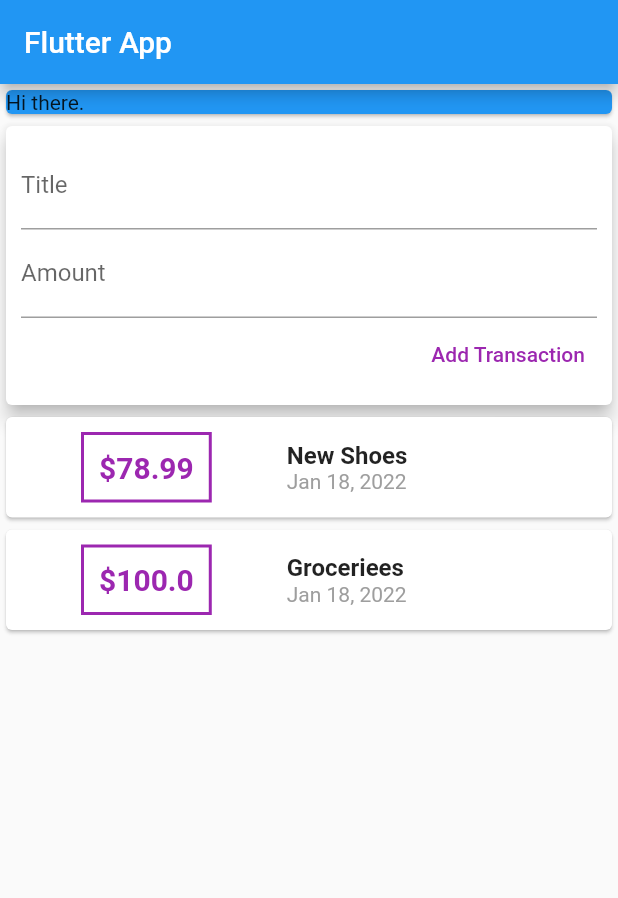
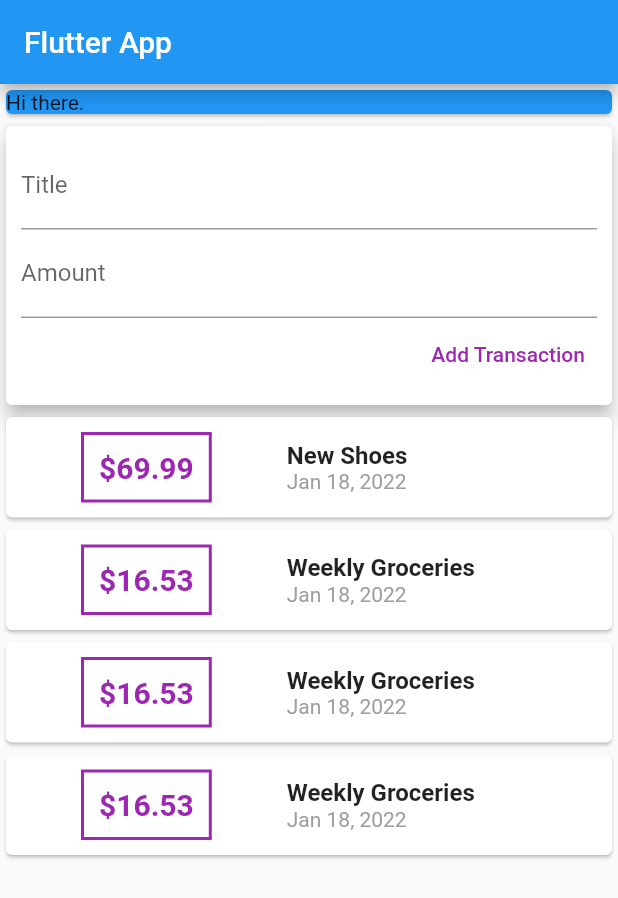
Before and after one commit to jacoberick/Finance-App, a Flutter app: the screen it shows after launch, on a phone screen of 412 x 824 dp. Shown: the top 898 px of the screen. Run offline on Flutter 3.47's test engine with Material 2 defaults, Android fonts, the phone set to English and light mode, and no system bars.

Commit message:
made transaction list scrollable with ListView widget

```diff
--- a/lib/main.dart
+++ b/lib/main.dart
@@ -1,7 +1,6 @@
+import 'package:finance_app/widgets/user_transactions.dart';
 import "package:flutter/material.dart";
-import 'package:intl/intl.dart';
-
-import './transaction.dart';
+import './widgets/user_transactions.dart';
 
 void main() => runApp(const MyApp());
 
@@ -10,7 +9,7 @@ class MyApp extends StatelessWidget {
 
   @override
   Widget build(BuildContext context) {
-    return MaterialApp(
+    return const MaterialApp(
         debugShowCheckedModeBanner: false,
         title: 'Flutter App',
         home: MyHomePage());
@@ -18,18 +17,7 @@ class MyApp extends StatelessWidget {
 }
 
 class MyHomePage extends StatelessWidget {
-  MyHomePage({Key? key}) : super(key: key);
-
-  final List<Transaction> transactions = [
-    Transaction(
-        id: 't1', title: 'New Shoes', amount: 78.99, date: DateTime.now()),
-    Transaction(
-        id: 't2', title: 'Groceriees', amount: 100.00, date: DateTime.now())
-  ];
-  // String? titleInput;
-  // String? amountInput;
-  final titleController = TextEditingController();
-  final amountController = TextEditingController();
+  const MyHomePage({Key? key}) : super(key: key);
 
   @override
   Widget build(BuildContext context) {
@@ -37,87 +25,21 @@ class MyHomePage extends StatelessWidget {
       appBar: AppBar(
         title: const Text('Flutter App'),
       ),
-        body: Column(
+      body: SingleChildScrollView(
+        child: Column(
           crossAxisAlignment: CrossAxisAlignment.stretch,
-          children: [
-            const SizedBox(
+          children: const [
+            SizedBox(
               width: double.infinity,
               child: Card(
                 color: Colors.blue,
                 child: Text('Hi there.'),
               ),
             ),
-            // ADD TRANSACTION SECTION
-            Card(
-              elevation: 5,
-              child: Container(
-                padding: const EdgeInsets.all(10),
-                child: Column(
-                  crossAxisAlignment: CrossAxisAlignment.end,
-                  children: [
-                    TextField(
-                      decoration: const InputDecoration(labelText: 'Title'),
-                      controller: titleController,
-                      // onChanged: (val) {
-                      //   titleInput = val;
-                      // },
-                    ),
-                    TextField(
-                      decoration: const InputDecoration(labelText: 'Amount'),
-                      controller: amountController,
-                      // onChanged: (val) {
-                      //   amountInput = val;
-                      // },
-                    ),
-                    TextButton(
-                      style: TextButton.styleFrom(primary: Colors.purple),
-                      onPressed: () => print(titleController.text),
-                      child: const Text('Add Transaction'),
-                    )
+            UserTransactions()
           ],
         ),
       ),
-            ),
-            // TRANSACTION MAP SECTION
-            Column(
-              children: transactions.map((tx) {
-                return Card(
-                  child: Row(
-                    children: [
-                      Container(
-                        margin: const EdgeInsets.symmetric(
-                            vertical: 10, horizontal: 50),
-                        decoration: BoxDecoration(
-                            border: Border.all(color: Colors.purple, width: 2)),
-                        padding: const EdgeInsets.all(10),
-                        child: Text(
-                          '\$${tx.amount}',
-                          style: const TextStyle(
-                              fontWeight: FontWeight.bold,
-                              fontSize: 20,
-                              color: Colors.purple),
-                        ),
-                      ),
-                      Column(
-                        crossAxisAlignment: CrossAxisAlignment.start,
-                        children: [
-                          Text(
-                            tx.title,
-                            style: const TextStyle(
-                                fontSize: 16, fontWeight: FontWeight.bold),
-                          ),
-                          Text(
-                            DateFormat().add_yMMMd().format(tx.date),
-                            style: const TextStyle(color: Colors.grey),
-                          ),
-                        ],
-                      )
-                    ],
-                  ),
     );
-              }).toList(),
-            ),
-          ],
-        ));
   }
 }
--- /dev/null
+++ b/lib/widgets/new_transaction.dart
@@ -0,0 +1,46 @@
+import 'package:flutter/material.dart';
+
+class NewTransaction extends StatelessWidget {
+  final Function addTx;
+  final titleController = TextEditingController();
+  final amountController = TextEditingController();
+
+  NewTransaction(this.addTx, {Key? key}) : super(key: key);
+
+  @override
+  Widget build(BuildContext context) {
+    return Card(
+      elevation: 5,
+      child: Container(
+        padding: const EdgeInsets.all(10),
+        child: Column(
+          crossAxisAlignment: CrossAxisAlignment.end,
+          children: <Widget>[
+            TextField(
+              decoration: const InputDecoration(labelText: 'Title'),
+              controller: titleController,
+              // onChanged: (val) {
+              //   titleInput = val;
+              // },
+            ),
+            TextField(
+              decoration: const InputDecoration(labelText: 'Amount'),
+              controller: amountController,
+              // onChanged: (val) => amountInput = val,
+            ),
+            TextButton(
+              child: const Text('Add Transaction'),
+              style: TextButton.styleFrom(primary: Colors.purple),
+              onPressed: () {
+                addTx(
+                  titleController.text,
+                  double.parse(amountController.text),
+                );
+              },
+            ),
+          ],
+        ),
+      ),
+    );
+  }
+}
--- /dev/null
+++ b/lib/widgets/transaction_list.dart
@@ -0,0 +1,56 @@
+import 'package:flutter/material.dart';
+import 'package:intl/intl.dart';
+
+import '../models/transaction.dart';
+
+class TransactionList extends StatelessWidget {
+  final List<Transaction> transactions;
+
+  const TransactionList(this.transactions, {Key? key}) : super(key: key);
+
+  @override
+  Widget build(BuildContext context) {
+    return SizedBox(
+      height: 300,
+      child: ListView.builder(
+        itemCount: transactions.length,
+        itemBuilder: (ctx, index) {
+          return Card(
+            child: Row(
+              children: [
+                Container(
+                  margin:
+                      const EdgeInsets.symmetric(vertical: 10, horizontal: 50),
+                  decoration: BoxDecoration(
+                      border: Border.all(color: Colors.purple, width: 2)),
+                  padding: const EdgeInsets.all(10),
+                  child: Text(
+                    '\$${transactions[index].amount}',
+                    style: const TextStyle(
+                        fontWeight: FontWeight.bold,
+                        fontSize: 20,
+                        color: Colors.purple),
+                  ),
+                ),
+                Column(
+                  crossAxisAlignment: CrossAxisAlignment.start,
+                  children: [
+                    Text(
+                      transactions[index].title,
+                      style: const TextStyle(
+                          fontSize: 16, fontWeight: FontWeight.bold),
+                    ),
+                    Text(
+                      DateFormat().add_yMMMd().format(transactions[index].date),
+                      style: const TextStyle(color: Colors.grey),
+                    ),
+                  ],
+                )
+              ],
+            ),
+          );
+        },
+      ),
+    );
+  }
+}
--- /dev/null
+++ b/lib/widgets/user_transactions.dart
@@ -0,0 +1,94 @@
+import 'package:flutter/material.dart';
+
+import './new_transaction.dart';
+import './transaction_list.dart';
+import '../models/transaction.dart';
+
+class UserTransactions extends StatefulWidget {
+  const UserTransactions({Key? key}) : super(key: key);
+
+  @override
+  _UserTransactionsState createState() => _UserTransactionsState();
+}
+
+class _UserTransactionsState extends State<UserTransactions> {
+  final List<Transaction> _userTransactions = [
+    Transaction(
+      id: 't1',
+      title: 'New Shoes',
+      amount: 69.99,
+      date: DateTime.now(),
+    ),
+    Transaction(
+      id: 't2',
+      title: 'Weekly Groceries',
+      amount: 16.53,
+      date: DateTime.now(),
+    ),
+    Transaction(
+      id: 't2',
+      title: 'Weekly Groceries',
+      amount: 16.53,
+      date: DateTime.now(),
+    ),
+    Transaction(
+      id: 't2',
+      title: 'Weekly Groceries',
+      amount: 16.53,
+      date: DateTime.now(),
+    ),
+    Transaction(
+      id: 't2',
+      title: 'Weekly Groceries',
+      amount: 16.53,
+      date: DateTime.now(),
+    ),
+    Transaction(
+      id: 't2',
+      title: 'Weekly Groceries',
+      amount: 16.53,
+      date: DateTime.now(),
+    ),
+    Transaction(
+      id: 't2',
+      title: 'Weekly Groceries',
+      amount: 16.53,
+      date: DateTime.now(),
+    ),
+    Transaction(
+      id: 't2',
+      title: 'Weekly Groceries',
+      amount: 16.53,
+      date: DateTime.now(),
+    ),
+    Transaction(
+      id: 't2',
+      title: 'Weekly Groceries',
+      amount: 16.53,
+      date: DateTime.now(),
+    ),
+  ];
+
+  void _addNewTransaction(String txTitle, double txAmount) {
+    final newTx = Transaction(
+      title: txTitle,
+      amount: txAmount,
+      date: DateTime.now(),
+      id: DateTime.now().toString(),
+    );
+
+    setState(() {
+      _userTransactions.add(newTx);
+    });
+  }
+
+  @override
+  Widget build(BuildContext context) {
+    return Column(
+      children: <Widget>[
+        NewTransaction(_addNewTransaction),
+        TransactionList(_userTransactions),
+      ],
+    );
+  }
+}
```
Also changed, not shown: lib/models/transaction.dart (renamed from lib/transaction.dart). Lines whose indentation alone changed are shown as unchanged.
